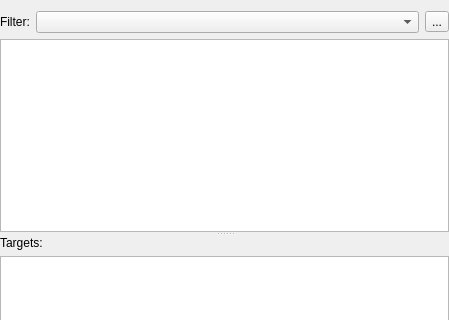
martinribelotta/embedded-ide, file documentview.ui: the form before one commit; both pictures show x 0 to 449 and y 0 to 320 of the 449 by 459 pixel window.
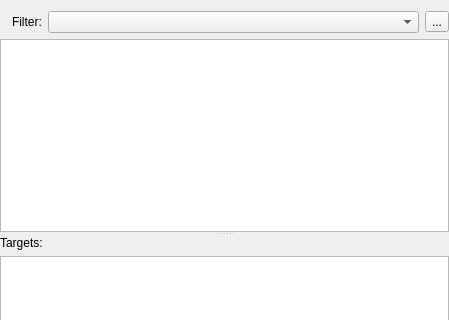
The form after the commit.

What changed in the file:
```diff
--- a/documentview.ui
+++ b/documentview.ui
@@ -40,6 +40,9 @@
            <property name="text">
             <string>Filter:</string>
            </property>
+           <property name="indent">
+            <number>12</number>
+           </property>
           </widget>
          </item>
          <item>
```
